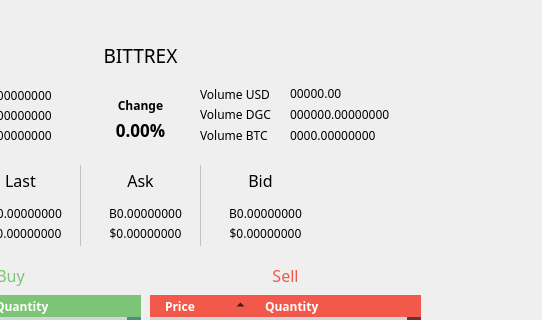
unatv2/UnatV2-test, file src/qt/forms/exchangebrowser.ui: the form before one commit; both pictures show x 224 to 766 and y 0 to 320 of the 766 by 509 pixel window.
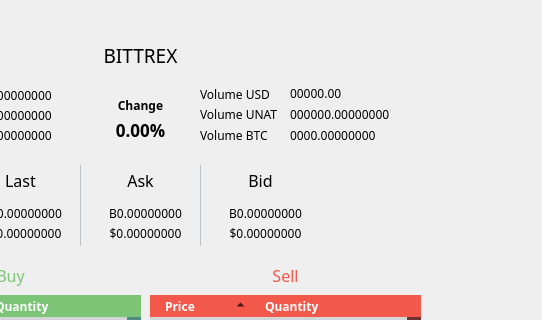
The form after the commit. Icons and pictures are not drawn. Custom widgets are drawn as their Qt base class.

Patch:
```diff
--- a/src/qt/forms/exchangebrowser.ui
+++ b/src/qt/forms/exchangebrowser.ui
@@ -499,7 +499,7 @@
            </rect>
           </property>
           <property name="text">
-           <string>&lt;html&gt;&lt;head/&gt;&lt;body&gt;&lt;p&gt;Volume DGC&lt;/p&gt;&lt;/body&gt;&lt;/html&gt;</string>
+           <string>&lt;html&gt;&lt;head/&gt;&lt;body&gt;&lt;p&gt;Volume UNAT&lt;/p&gt;&lt;/body&gt;&lt;/html&gt;</string>
           </property>
          </widget>
          <widget class="QLabel" name="lblBittrexVolumeSc">
```
